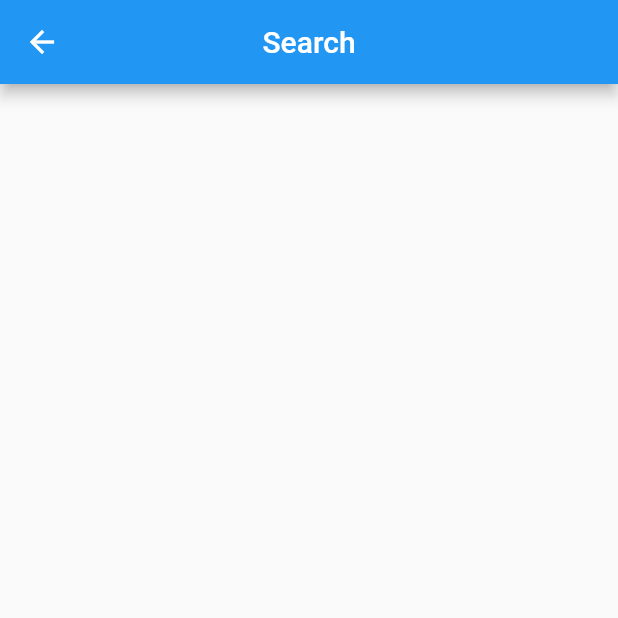
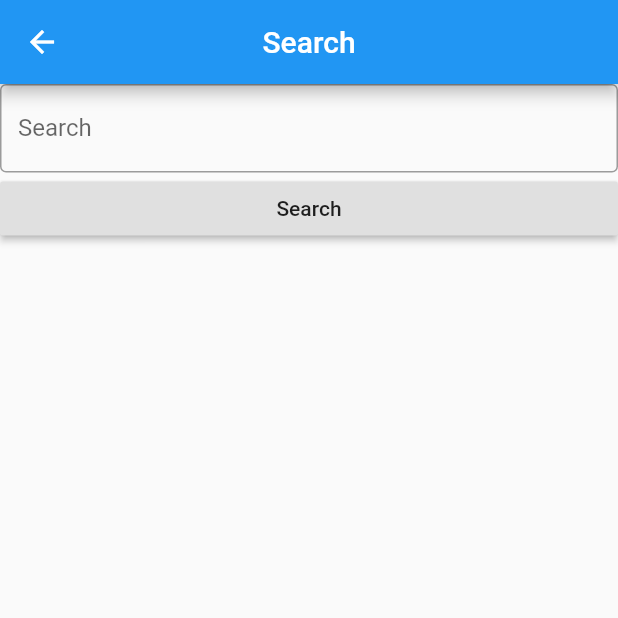
Before and after one commit to Team-Goose/auxbox-app, a Flutter app: the Search screen opened by its route, on a phone screen of 412 x 824 dp, the top half of it. Run offline on Flutter 3.47's test engine with Material 2 defaults, Android fonts, the phone set to English and light mode, and no system bars; missing offline and left inert: spotify, wifi_configuration.

Commit message:
Fix search

```diff
--- a/lib/search.dart
+++ b/lib/search.dart
@@ -7,7 +7,6 @@ class Search extends StatefulWidget {
 }
 
 class _SearchState extends State<Search> {
-
   Backend backend = Backend();
   List<Widget> songs = [];
   String title = "africa";
@@ -16,17 +15,18 @@ class _SearchState extends State<Search> {
   @override
   void initState() {
     super.initState();
-    backend.init().then((sting) =>_updateSongs());
+    backend.init().then((sting) => _updateSongs());
     _updateSongs();
   }
 
   void _updateSongs() {
     backend.searchSong(title, 11).then((newSongs) {
       setState(() {
-         songs = newSongs
+        songs = newSongs
             .map((song) => ListTile(
                   title: Text(song.name),
-                  subtitle: Text(song.artists.map((artist) => artist.name).toString()),
+                  subtitle: Text(
+                      song.artists.map((artist) => artist.name).toString()),
                 ))
             .toList();
         songs = ListTile.divideTiles(
@@ -40,33 +40,28 @@ class _SearchState extends State<Search> {
 
   @override
   Widget build(BuildContext context) {
+    var children = <Widget>[
+      Form(
+          key: _textFieldKey,
+          child: TextFormField(
+            onSaved: (string) => title = string,
+            decoration: InputDecoration(
+                border: OutlineInputBorder(), labelText: "Search"),
+          )),
+      RaisedButton(
+          child: Text("Search"),
+          onPressed: () {
+            _textFieldKey.currentState.save();
+            _updateSongs();
+          }),
+    ];
+    children.addAll(songs);
     return Scaffold(
       appBar: AppBar(
         title: Text("Search"),
         centerTitle: true,
       ),
-      body: Column(
-        children: <Widget>[
-          Row(children: <Widget>[
-            TextFormField(
-              key: _textFieldKey,
-              onSaved: (string) => title = string,
-              decoration: InputDecoration(
-                border: OutlineInputBorder(),
-                labelText: "Search"
-              ),
-            ),
-            RaisedButton(
-              onPressed: (){
-                _textFieldKey.currentState.save();
-                _updateSongs();
-              }
-            ),
-            ListView(children: songs)
-          ],),
-
-        ],
-      )),
+      body: ListView(children: children),
     );
   }
 }
```
Also changed, not shown: lib/backend.dart (+7 -3 lines).
